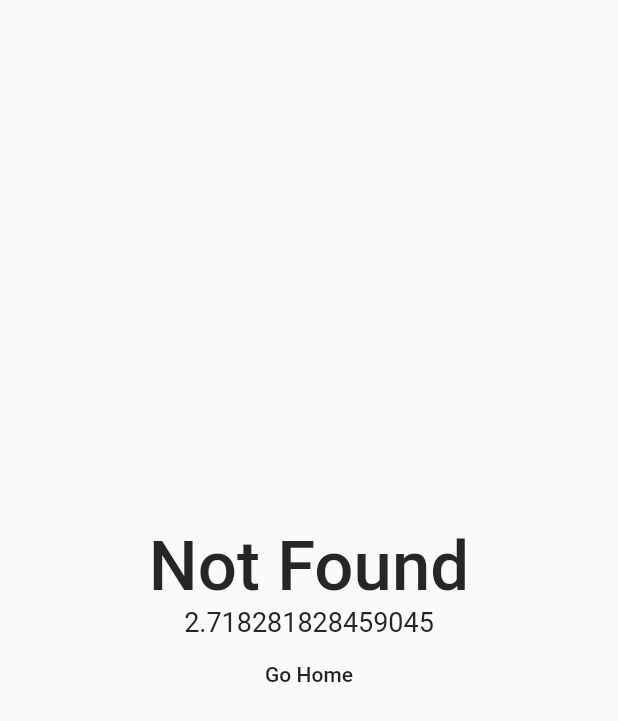
After one commit to melWiss/joke_firebase, a Flutter app: the ErrorScreen screen opened directly, on a phone screen of 412 x 824 dp. The commit adds this screen. Shown: the top 721 px of the screen. Run offline on Flutter 3.47's test engine with Material 2 defaults, Android fonts, the phone set to English and light mode, and no system bars; missing offline and left inert: social_signin_buttons.

Commit message:
fixed routing

```diff
--- /dev/null
+++ b/lib/screens/error.dart
@@ -0,0 +1,33 @@
+import 'package:flutter/material.dart';
+
+class ErrorScreen extends StatelessWidget {
+  final String error;
+  ErrorScreen({this.error});
+  @override
+  Widget build(BuildContext context) {
+    return Scaffold(
+      body: Center(
+        child: Column(
+          mainAxisAlignment: MainAxisAlignment.center,
+          crossAxisAlignment: CrossAxisAlignment.center,
+          children: [
+            Text(
+              "Not Found",
+              style: Theme.of(context).textTheme.headline1,
+            ),
+            error != null ? Text(error) : Container(),
+            FlatButton(
+              child: Text("Go Home"),
+              onPressed: () {
+                Navigator.of(context).pushNamedAndRemoveUntil(
+                  '/home',
+                  (_) => false,
+                );
+              },
+            )
+          ],
+        ),
+      ),
+    );
+  }
+}
```
Also changed, not shown: lib/main.dart (+59 -1 lines), lib/screens/auth.dart (+6 -4 lines), lib/screens/joke.dart (+27 -0 lines), lib/widgets.dart (+12 -3 lines).
